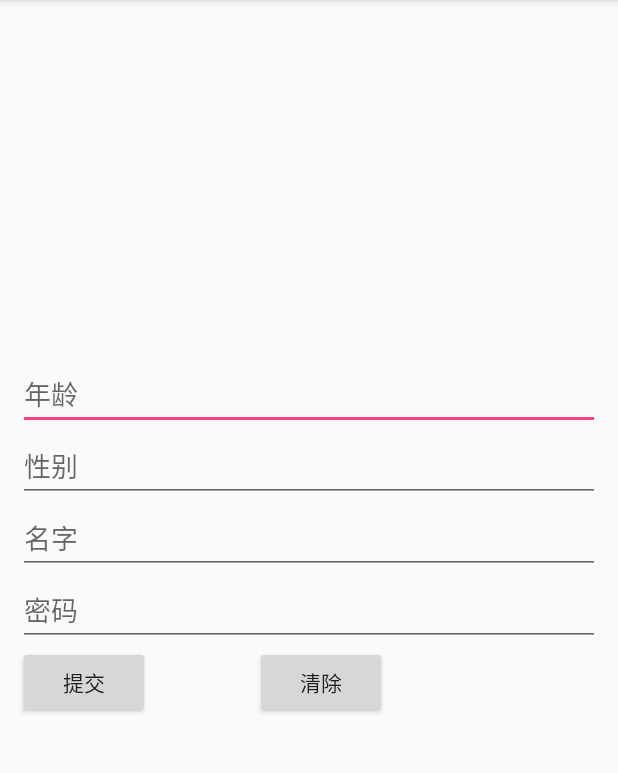
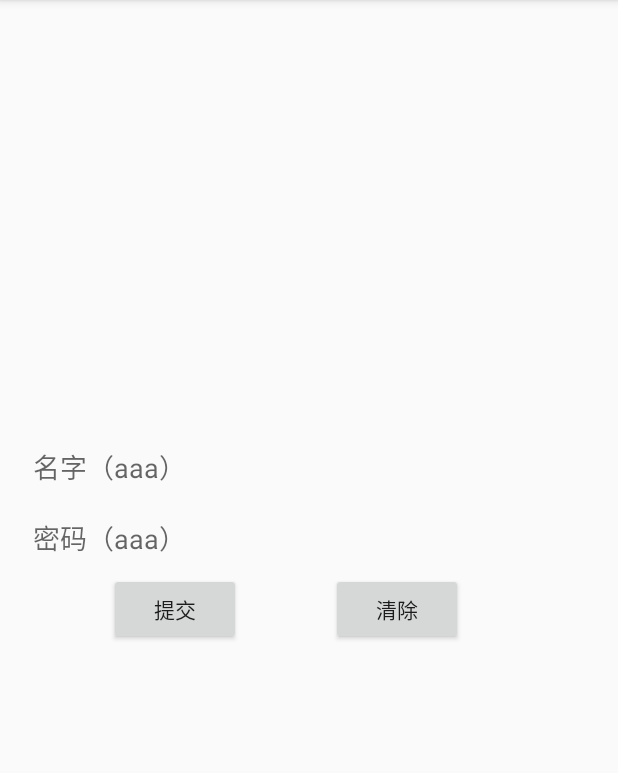
Before and after one commit to Franklin-Wong/MVPLoginDemo, an Android app: the screen it shows after launch (MainActivity), after a tap on "提交", on a phone screen of 412 x 824 dp, the part 84-857 px from its top. Run offline under Robolectric (Android 15) with nearby library versions, the phone set to English and light mode, and no system bars.

Commit message:
完善登录逻辑

```diff
--- a/app/src/main/java/com/wang/mvplogindemo/model/IModelInterface.java
+++ b/app/src/main/java/com/wang/mvplogindemo/model/IModelInterface.java
@@ -5,5 +5,11 @@ package com.wang.mvplogindemo.model;
  */
 
 public interface IModelInterface {
+    /**
+     * model业务逻辑
+     * @param name
+     * @param password
+     * @param loginListener
+     */
     void login( String name, String password, OnLoginListener loginListener);
 }
--- a/app/src/main/java/com/wang/mvplogindemo/view/MainActivity.java
+++ b/app/src/main/java/com/wang/mvplogindemo/view/MainActivity.java
@@ -1,6 +1,7 @@
 package com.wang.mvplogindemo.view;
 
 import android.os.Bundle;
+import android.text.TextUtils;
 import android.util.Log;
 import android.view.View;
 import android.widget.Button;
@@ -43,14 +44,26 @@ public class MainActivity extends BaseActivity<IViewInterface, UserLoginPresente
 
     @Override
     public String getUserName() {
-        Log.i(TAG, "getUserName: -----" + mName.getText());
-        return mName.getText().toString();
+        Log.i(TAG, "getUserName:" + mName.getText());
+        String name = mName.getText().toString();
+        if (!TextUtils.isEmpty(name)){
+            return name;
+        }else {
+            Toast.makeText(MainActivity.this, "请您填写名字",Toast.LENGTH_SHORT).show();
+            return "";
+        }
     }
 
     @Override
     public String getPassword() {
-        Log.i(TAG, "getPassword: -----" + mPassword.getText());
-        return mPassword.getText().toString();
+        Log.i(TAG, "getPassword:" + mPassword.getText());
+        String password = mPassword.getText().toString();
+        if (!TextUtils.isEmpty(password)){
+            return password;
+        }else {
+            Toast.makeText(MainActivity.this, "请您填写密码",Toast.LENGTH_SHORT).show();
+            return "";
+        }
     }
 
     @Override
--- a/app/src/main/res/layout/activity_main.xml
+++ b/app/src/main/res/layout/activity_main.xml
@@ -13,6 +13,7 @@
         android:orientation="vertical"
         android:layout_width="match_parent"
         android:layout_height="match_parent">
+<!--
         <EditText
             android:id="@+id/age"
             android:layout_width="match_parent"
@@ -26,42 +27,48 @@
             android:layout_height="wrap_content"
             android:hint="性别"
             />
+-->
 
         <EditText
             android:id="@+id/name"
+            android:padding="10dip"
+            android:background="@android:color/transparent"
             android:layout_width="match_parent"
             android:layout_height="wrap_content"
-            android:hint="名字"
+            android:hint="名字（aaa）"
             />
 
         <EditText
             android:id="@+id/password"
+            android:padding="10dip"
+            android:background="@android:color/transparent"
             android:layout_width="match_parent"
             android:layout_height="wrap_content"
-            android:hint="密码"
+            android:hint="密码（aaa）"
             />
 
         <LinearLayout
             android:layout_width="match_parent"
             android:paddingEnd="30dp"
+            android:gravity="center"
             android:layout_marginBottom="50dp"
             android:layout_height="wrap_content">
 
             <Button
                 android:id="@+id/submit"
+                android:layout_gravity="start"
                 android:layout_width="wrap_content"
                 android:layout_height="match_parent"
                 android:layout_marginEnd="30.0dp"
-                android:layout_marginRight="30.0dp"
                 android:text="提交"
                 />
 
             <Button
                 android:id="@+id/clean"
+                android:layout_gravity="end"
                 android:layout_width="wrap_content"
                 android:layout_height="wrap_content"
-                android:layout_marginRight="30.0dp"
-                android:layout_marginLeft="40.0dp"
+                android:layout_marginLeft="30.0dp"
                 android:text="清除"/>
         </LinearLayout>
 
```
